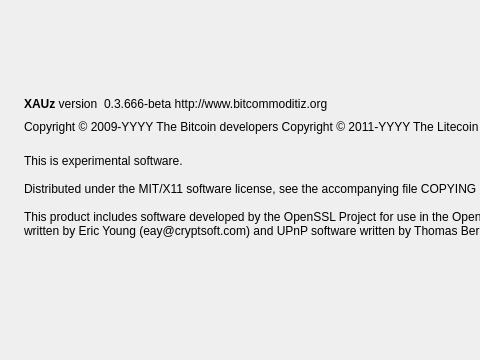
Old version of the form src/qt/forms/aboutdialog.ui in the repository bitcommoditiz/Platiniumz-XPTz; both pictures show x 0 to 480 and y 0 to 360 of the 851 by 360 pixel window.
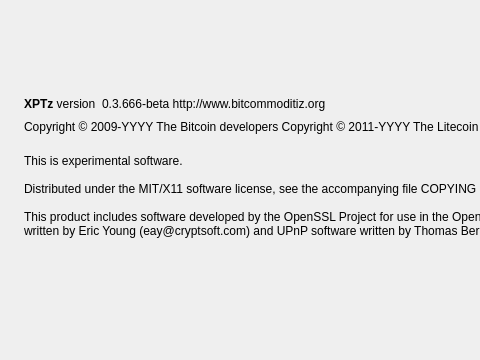
New version of the form. Icons and pictures are not drawn.

Patch:
```diff
--- a/src/qt/forms/aboutdialog.ui
+++ b/src/qt/forms/aboutdialog.ui
@@ -50,7 +50,7 @@
           <cursorShape>IBeamCursor</cursorShape>
          </property>
          <property name="text">
-          <string>&lt;b&gt;XAUz&lt;/b&gt; version</string>
+          <string>&lt;b&gt;XPTz&lt;/b&gt; version</string>
          </property>
          <property name="textInteractionFlags">
           <set>Qt::LinksAccessibleByMouse|Qt::TextSelectableByKeyboard|Qt::TextSelectableByMouse</set>
```
